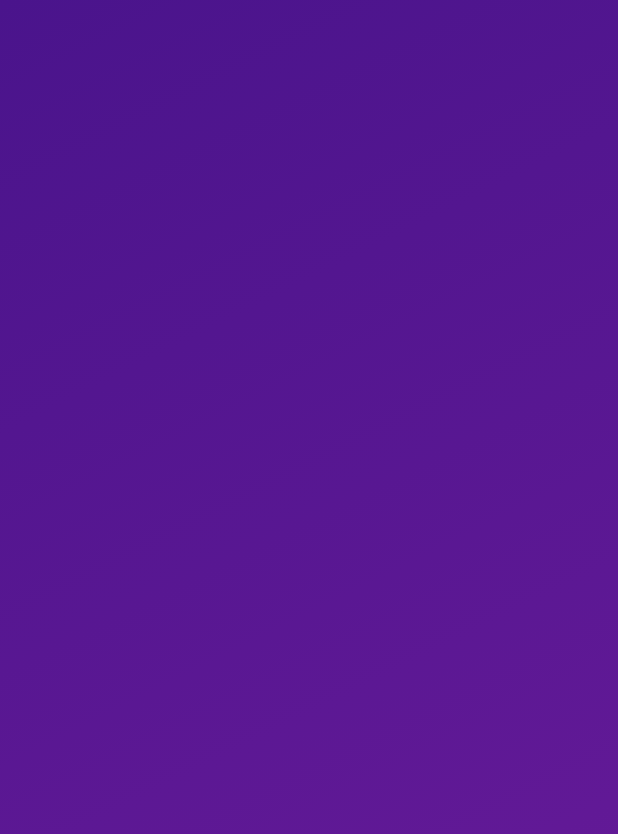
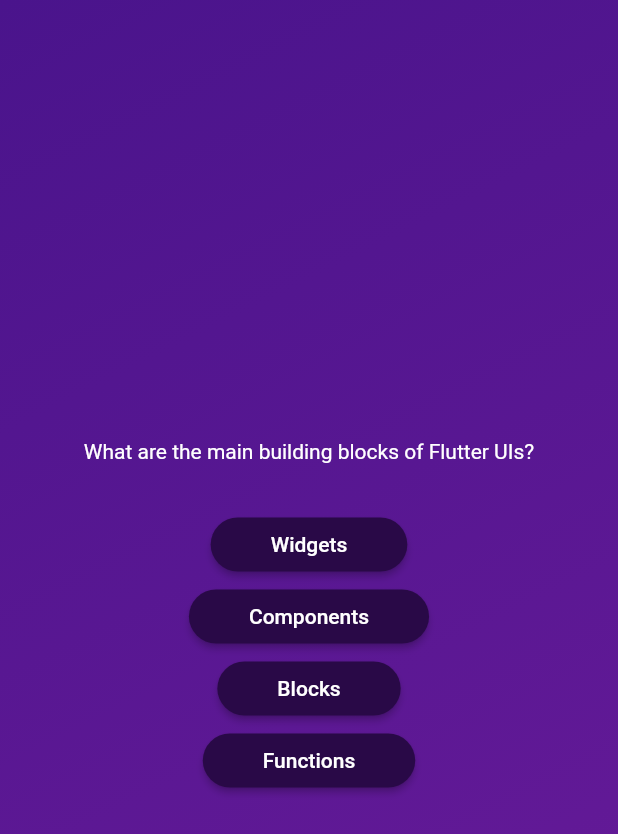
Before and after one commit to cnolan3/flutter_course, a Flutter app: the screen it shows after launch, after a tap on "Start Quiz", on a phone screen of 412 x 824 dp. Shown: the top 834 px of the screen. Run offline on Flutter 3.47's test engine with Material 2 defaults, Android fonts, the phone set to English and light mode, and no system bars.

Commit message:
add question and answer data model, dummy data, display questions and answer buttons on the questions screen

```diff
--- /dev/null
+++ b/quiz_app/lib/answer_button.dart
@@ -0,0 +1,22 @@
+import 'package:flutter/material.dart';
+
+class AnswerButton extends StatelessWidget {
+  final String answerText;
+  final void Function() onTap;
+
+  const AnswerButton(this.answerText, this.onTap, {super.key});
+
+  @override
+  Widget build(BuildContext context) {
+    return ElevatedButton(
+        onPressed: onTap,
+        style: ElevatedButton.styleFrom(
+            padding: const EdgeInsets.symmetric(vertical: 10, horizontal: 40),
+            backgroundColor: Color.fromARGB(255, 41, 9, 71),
+            foregroundColor: Colors.white,
+            shape: RoundedRectangleBorder(
+              borderRadius: BorderRadius.circular(40),
+            )),
+        child: Text(answerText));
+  }
+}
--- /dev/null
+++ b/quiz_app/lib/data/questions.dart
@@ -0,0 +1,55 @@
+import 'package:quiz_app/models/quiz_question.dart';
+
+const questions = [
+  QuizQuestion(
+    'What are the main building blocks of Flutter UIs?',
+    [
+      'Widgets',
+      'Components',
+      'Blocks',
+      'Functions',
+    ],
+  ),
+  QuizQuestion('How are Flutter UIs built?', [
+    'By combining widgets in code',
+    'By combining widgets in a visual editor',
+    'By defining widgets in config files',
+    'By using XCode for iOS and Android Studio for Android',
+  ]),
+  QuizQuestion(
+    'What\'s the purpose of a StatefulWidget?',
+    [
+      'Update UI as data changes',
+      'Update data as UI changes',
+      'Ignore data changes',
+      'Render UI that does not depend on data',
+    ],
+  ),
+  QuizQuestion(
+    'Which widget should you try to use more often: StatelessWidget or StatefulWidget?',
+    [
+      'StatelessWidget',
+      'StatefulWidget',
+      'Both are equally good',
+      'None of the above',
+    ],
+  ),
+  QuizQuestion(
+    'What happens if you change data in a StatelessWidget?',
+    [
+      'The UI is not updated',
+      'The UI is updated',
+      'The closest StatefulWidget is updated',
+      'Any nested StatefulWidgets are updated',
+    ],
+  ),
+  QuizQuestion(
+    'How should you update data inside of StatefulWidgets?',
+    [
+      'By calling setState()',
+      'By calling updateData()',
+      'By calling updateUI()',
+      'By calling updateState()',
+    ],
+  ),
+];
--- /dev/null
+++ b/quiz_app/lib/models/quiz_question.dart
@@ -0,0 +1,6 @@
+class QuizQuestion {
+  const QuizQuestion(this.text, this.answers);
+
+  final String text;
+  final List<String> answers;
+}
--- a/quiz_app/lib/question_screen.dart
+++ b/quiz_app/lib/question_screen.dart
@@ -1,4 +1,6 @@
 import 'package:flutter/material.dart';
+import 'package:quiz_app/answer_button.dart';
+import 'package:quiz_app/data/questions.dart';
 
 class QuestionScreen extends StatefulWidget {
   const QuestionScreen({super.key});
@@ -12,6 +14,29 @@ class QuestionScreen extends StatefulWidget {
 class _QuestionScreenState extends State<QuestionScreen> {
   @override
   Widget build(BuildContext context) {
-    return const Center();
+    final currentQuestion = questions[0];
+
+    return SizedBox(
+      width: double.infinity,
+      child: Column(
+        mainAxisAlignment: MainAxisAlignment.center,
+        children: [
+          Text(
+            currentQuestion.text,
+            style: const TextStyle(
+              color: Colors.white,
+            ),
+          ),
+          const SizedBox(
+            height: 30,
+          ),
+          for (var answer in currentQuestion.answers)
+            AnswerButton(answer, () {}),
+//          AnswerButton('Answer 1', () {}),
+//          AnswerButton('Answer 2', () {}),
+//          AnswerButton('Answer 3', () {}),
+        ],
+      ),
+    );
   }
 }
```
